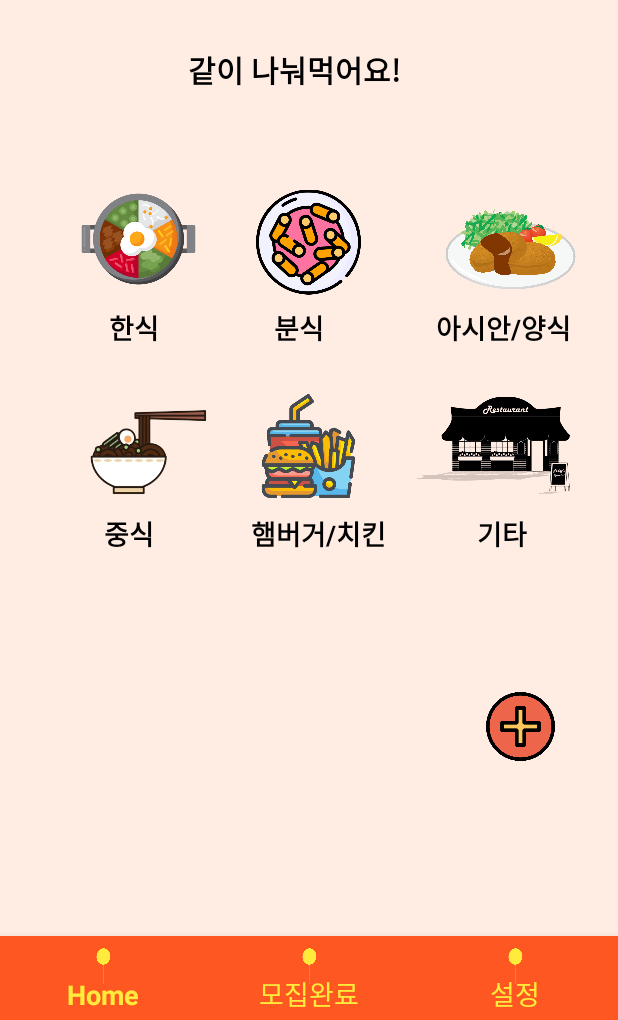
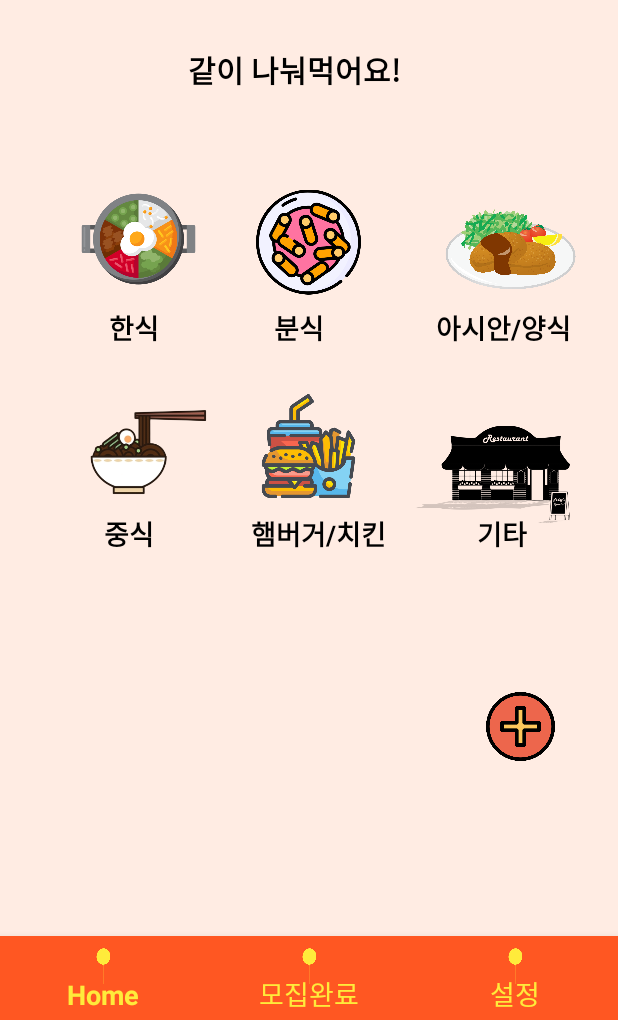
Before and after one commit to ashpurple/Food-Mate, an Android app: the screen it shows after launch once a user with an empty profile is signed in (MainActivity), on a phone screen of 412 x 824 dp, the part 216-1236 px from its top. Run offline under Robolectric (Android 15) with nearby library versions, the phone set to English and light mode, and no system bars; our stand-ins replace Firebase (no records; nobody signed in at launch, a user with empty details on screens opened directly), navigation-ui; Roboto replaces fonts that are not available here.

Commit message:
Recruiting Change v2

```diff
--- a/app/src/main/res/layout/fragment_recruiting.xml
+++ b/app/src/main/res/layout/fragment_recruiting.xml
@@ -252,7 +252,7 @@
                 android:layout_alignBottom="@id/btn_fastfood"
                 android:layout_marginStart="7dp"
                 android:layout_marginEnd="7dp"
-                android:layout_marginBottom="48dp"
+                android:layout_marginBottom="28dp"
                 android:layout_toRightOf="@id/blank"
                 android:adjustViewBounds="true"
                 android:background="@android:color/transparent"
```
